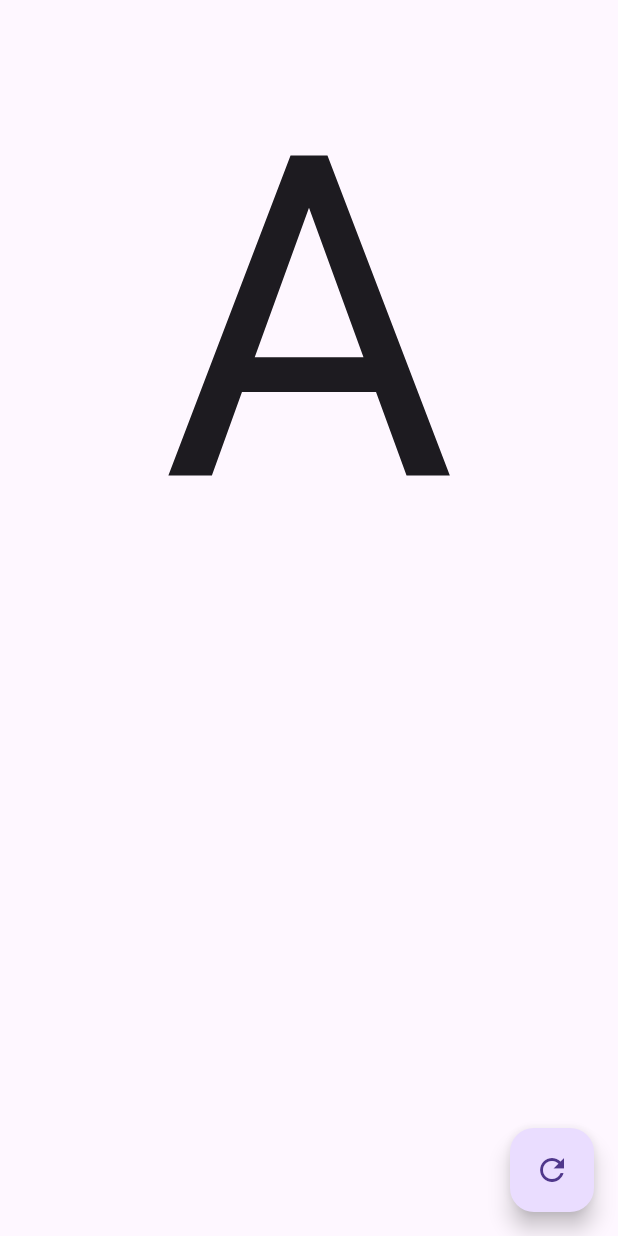
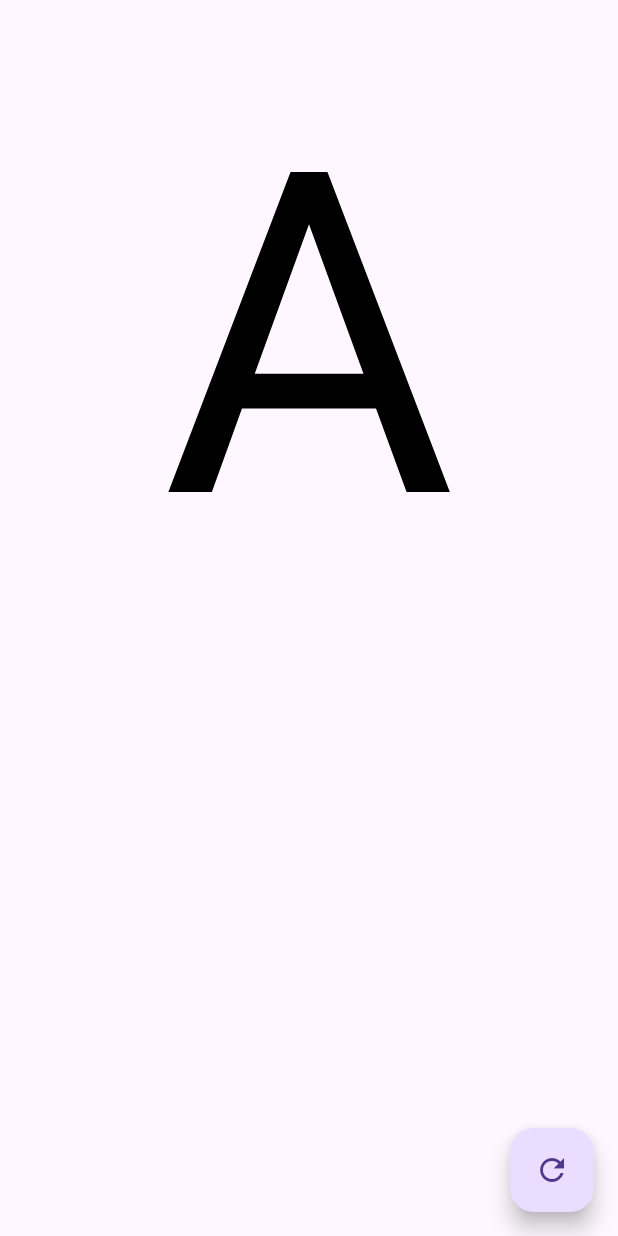
Before and after one commit to paatre/abc, a Flutter app: the screen it shows after launch, on a phone screen of 412 x 824 dp. Run offline on Flutter 3.47's test engine with Material 3 defaults, Android fonts, the phone set to English and light mode, and no system bars; our stand-ins replace auto_size_text, flutter_swiper_view.

Commit message:
Add global text theming for consistent styling

```diff
--- a/lib/main.dart
+++ b/lib/main.dart
@@ -22,6 +22,12 @@ class ABC extends StatelessWidget {
   Widget build(BuildContext context) {
     return MaterialApp(
       title: 'Aakkosten harjoittelua',
+      theme: ThemeData(
+        textTheme: const TextTheme(
+          bodyLarge: TextStyle(fontSize: 300.0, color: Colors.black),
+          bodyMedium: TextStyle(fontSize: 100.0, color: Colors.black),
+        )
+      ),
       home: Scaffold(
         body: OrientationBuilder(
           builder: (BuildContext context, Orientation orientation) {
--- a/lib/widgets/alphabet_swiper.dart
+++ b/lib/widgets/alphabet_swiper.dart
@@ -21,7 +21,7 @@ class AlphabetSwiper extends StatelessWidget {
           return Center(
             child: Text(
               alphabet[index],
-              style: const TextStyle(fontSize: 300),
+              style: Theme.of(context).textTheme.bodyLarge,
             ),
           );
         },
--- a/lib/widgets/word_display.dart
+++ b/lib/widgets/word_display.dart
@@ -18,7 +18,7 @@ class WordDisplay extends StatelessWidget {
             child: AutoSizeText(
               model.word,
               maxLines: 1,
-              style: const TextStyle(fontSize: 100),
+              style: Theme.of(context).textTheme.bodyMedium,
             ),
           ),
         );
```
